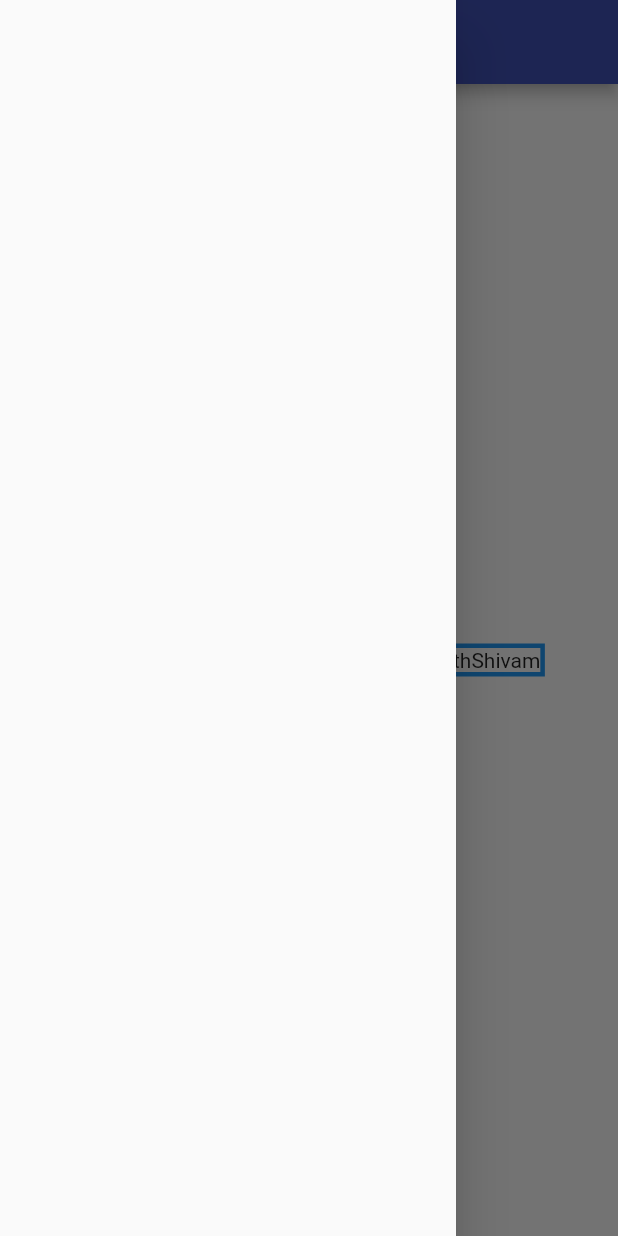
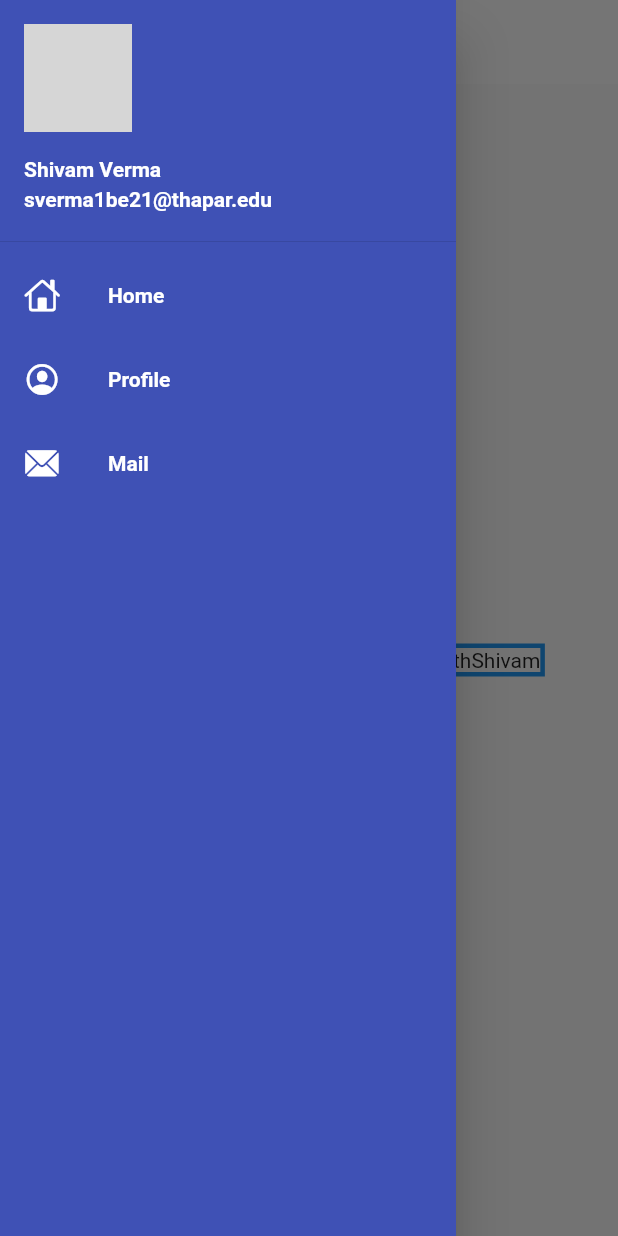
Before and after one commit to Shivam-Verma1/catalogapp, a Flutter app: the HomePage screen opened by its route, with the side drawer open, on a phone screen of 412 x 824 dp. Run offline on Flutter 3.47's test engine with Material 2 defaults, Android fonts, the phone set to English and light mode, and no system bars; network calls fail; grey boxes are pictures that could not be loaded.

Commit message:
themes extracted

```diff
--- a/lib/Pages/home_page.dart
+++ b/lib/Pages/home_page.dart
@@ -1,4 +1,5 @@
 import 'package:flutter/material.dart';
+import 'package:flutter_catalog/widgets/drawer.dart';
 
 class HomePage extends StatelessWidget {
   const HomePage({Key? key}) : super(key: key);
@@ -8,11 +9,17 @@ class HomePage extends StatelessWidget {
 
   @override
   Widget build(BuildContext context) {
-    // ignore: dead_code
     return Scaffold(
+      //Appbar
       appBar: AppBar(
-        title: const Text("Catalog App"),
+        iconTheme: const IconThemeData(color: Colors.black),
+        title: const Text(
+          "Catalog App",
+          style: TextStyle(color: Colors.black),
+        ),
       ),
+
+//Body
       body: Center(
         child: Container(
           margin: const EdgeInsets.all(20),
@@ -22,7 +29,7 @@ class HomePage extends StatelessWidget {
           child: Text("Welcome to $days days of flutter by $name"),
         ),
       ),
-      drawer: const Drawer(),
+      drawer: const MyDrawer(),
     );
   }
 }
--- a/lib/main.dart
+++ b/lib/main.dart
@@ -2,6 +2,7 @@ import 'package:flutter/material.dart';
 import 'package:flutter_catalog/utils/routes.dart';
 import 'Pages/login_page.dart';
 import 'Pages/home_page.dart';
+import 'package:flutter_catalog/widgets/themes.dart';
 
 void main() {
   runApp(const MyApp());
@@ -14,19 +15,16 @@ class MyApp extends StatelessWidget {
   Widget build(BuildContext context) {
     return MaterialApp(
       // THEMES
-      themeMode: ThemeMode.light, //select thememode
-      theme: ThemeData(
-        primarySwatch: Colors.indigo,
-      ), //gives properties of light thememode
-      darkTheme: ThemeData(
-          brightness: Brightness.dark), //gives properties of dark thememode
+      themeMode: ThemeMode.light,      //select thememode
+      theme: MyTheme.lightTheme(context),      //gives properties of light thememode
+      darkTheme: MyTheme.darkTheme(context),
 //home
       debugShowCheckedModeBanner: false, //to remove debug banner
 
 //Routes
       initialRoute: MyRoutes.loginRoute,
       routes: {
-        "/": (context) => const LoginPage(),
+        "/": (context) => const HomePage(),
         MyRoutes.homeRoute: (context) => const HomePage(),
         MyRoutes.loginRoute: (context) => const LoginPage()
       },
--- /dev/null
+++ b/lib/widgets/drawer.dart
@@ -0,0 +1,88 @@
+import 'package:flutter/cupertino.dart';
+import 'package:flutter/material.dart';
+
+class MyDrawer extends StatelessWidget {
+  const MyDrawer({Key? key}) : super(key: key);
+
+  @override
+  Widget build(BuildContext context) {
+    return Drawer(
+      child: Container(
+        color: Colors.indigo,
+        child: ListView(
+          padding: EdgeInsets.zero,
+          children: const [
+            //1.drawer header
+            DrawerHeader(
+              padding: EdgeInsets.zero,
+              child: UserAccountsDrawerHeader(
+                  margin: EdgeInsets.zero,
+                  accountName: Text(
+                    'Shivam Verma',
+                    style: TextStyle(
+                      fontWeight: FontWeight.bold,
+                      color: Colors.white,
+                    ),
+                  ),
+                  accountEmail: Text(
+                    "sverma1be21@thapar.edu",
+                    style: TextStyle(
+                      fontWeight: FontWeight.bold,
+                      color: Colors.white,
+                    ),
+                  ),
+                  currentAccountPicture: CircleAvatar(
+                    backgroundImage: NetworkImage(
+                        'https://cdn-icons-png.flaticon.com/512/3135/3135715.png'),
+                  )),
+            ),
+
+//2.All other items for that we use listtile
+
+            ListTile(
+              leading: Icon(
+                CupertinoIcons.home,
+                color: Colors.white,
+              ),
+              title: Text(
+                "Home",
+                style: TextStyle(
+                  color: Colors.white,
+                  fontWeight: FontWeight.bold,
+                ),
+              ),
+            ),
+
+            ListTile(
+              leading: Icon(
+                CupertinoIcons.profile_circled,
+                color: Colors.white,
+              ),
+              title: Text(
+                "Profile",
+                style: TextStyle(
+                  color: Colors.white,
+                  fontWeight: FontWeight.bold,
+                ),
+              ),
+            ),
+
+            ListTile(
+              leading: Icon(
+                CupertinoIcons.mail_solid,
+                color: Colors.white,
+              ),
+              title: Text(
+                "Mail",
+                style: TextStyle(
+                  color: Colors.white,
+                  fontWeight: FontWeight.bold,
+                ),
+              ),
+            )
+          ],
+        ),
+      ),
+    );
+  }
+}
--- /dev/null
+++ b/lib/widgets/themes.dart
@@ -0,0 +1,16 @@
+import 'package:flutter/material.dart';
+
+class MyTheme {
+  //LIGHTTHEME function
+  static ThemeData lightTheme(BuildContext context) => ThemeData(
+      primarySwatch: Colors.indigo,
+      iconTheme: const IconThemeData(color: Colors.black),
+      appBarTheme: const AppBarTheme(
+        backgroundColor: Colors.white,
+        elevation: 0.0,
+      ));
+
+//DARKTHEME
+  static ThemeData darkTheme(BuildContext context) =>
+      ThemeData(brightness: Brightness.dark);
+}
```
